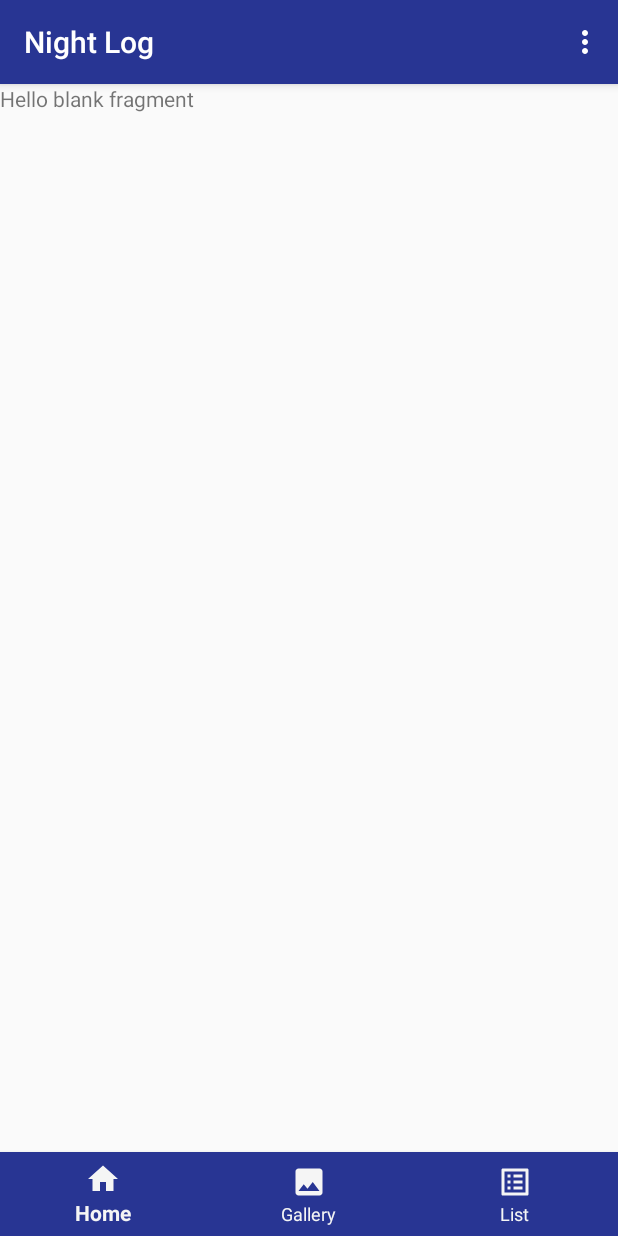
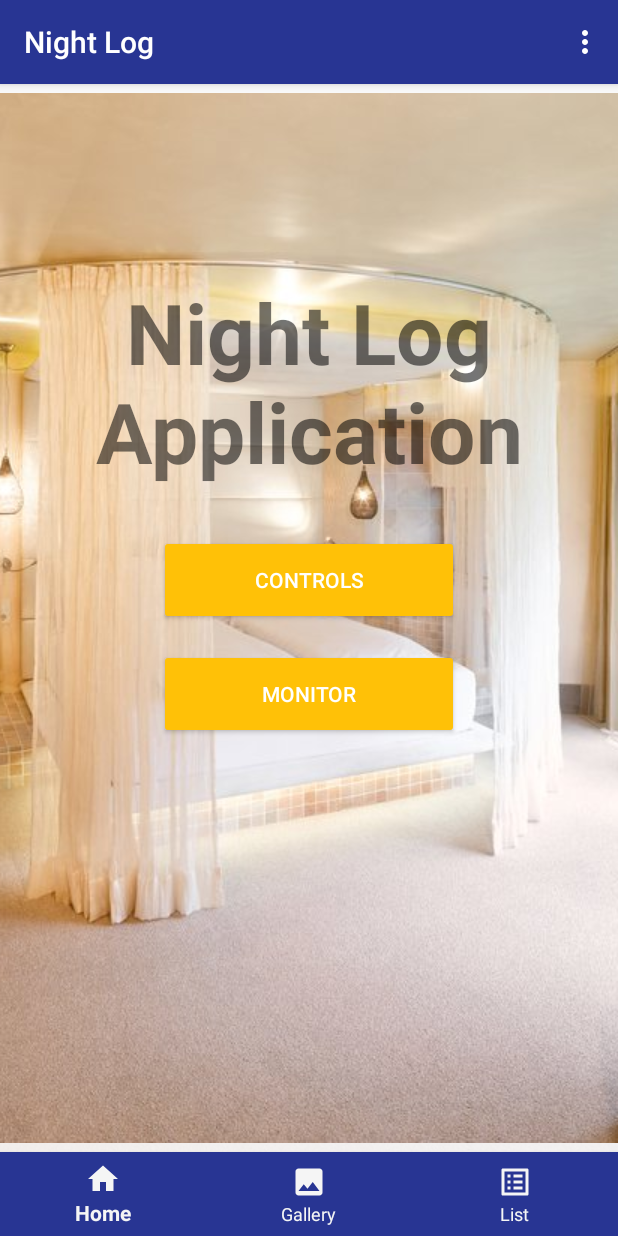
Before and after one commit to like2000/NightLogApp, an Android app: the fragment HomeFragment placed in its activity, on a phone screen of 412 x 824 dp. Run offline under Robolectric (Android 15) with nearby library versions, the phone set to English and light mode, and no system bars; our stand-ins replace data binding.

Commit message:
Refactor layout names; add styling.

```diff
--- a/app/src/main/java/ch/li/k/nightlog/ControlsFragment.java
+++ b/app/src/main/java/ch/li/k/nightlog/ControlsFragment.java
@@ -17,7 +17,6 @@ import androidx.constraintlayout.widget.ConstraintLayout;
 import androidx.fragment.app.Fragment;
 import androidx.lifecycle.ViewModelProvider;
 
-import java.time.Duration;
 import java.time.LocalDate;
 import java.time.LocalDateTime;
 import java.time.LocalTime;
@@ -25,13 +24,13 @@ import java.time.format.DateTimeFormatter;
 import java.time.format.DateTimeParseException;
 import java.util.Locale;
 
-import ch.li.k.nightlog.databinding.ControlsFragmentBinding;
+import ch.li.k.nightlog.databinding.FragmentControlsBinding;
 import ch.li.k.nightlog.stats.StatsViewModel;
 
 public class ControlsFragment extends Fragment implements View.OnFocusChangeListener {
 
     private StatsViewModel viewModel;
-    private ControlsFragmentBinding binding;
+    private FragmentControlsBinding binding;
 
 
     @Override
@@ -44,7 +43,7 @@ public class ControlsFragment extends Fragment implements View.OnFocusChangeList
         // Inflate the layout for this fragment
 //        return inflater.inflate(R.layout.fragment_controls, container, false);
 
-        binding = ControlsFragmentBinding.inflate(inflater, container, false);
+        binding = FragmentControlsBinding.inflate(inflater, container, false);
         viewModel = new ViewModelProvider(requireActivity()).get(StatsViewModel.class);
 
 //        viewModel.getStop().observe(getViewLifecycleOwner(), localDateTime -> viewModel.computeStop());
--- a/app/src/main/java/ch/li/k/nightlog/HomeFragment.java
+++ b/app/src/main/java/ch/li/k/nightlog/HomeFragment.java
@@ -59,6 +59,6 @@ public class HomeFragment extends Fragment {
     public View onCreateView(LayoutInflater inflater, ViewGroup container,
                              Bundle savedInstanceState) {
         // Inflate the layout for this fragment
-        return inflater.inflate(R.layout.home_fragment, container, false);
+        return inflater.inflate(R.layout.fragment_home, container, false);
     }
 }
--- a/app/src/main/java/ch/li/k/nightlog/monitor/MonitorAdapter.java
+++ b/app/src/main/java/ch/li/k/nightlog/monitor/MonitorAdapter.java
@@ -9,8 +9,8 @@ import androidx.recyclerview.widget.RecyclerView;
 
 import java.util.List;
 
+import ch.li.k.nightlog.databinding.ItemMonitorBinding;
 import ch.li.k.nightlog.stats.StatsModel;
-import ch.li.k.nightlog.databinding.MonitorItemBinding;
 
 public class MonitorAdapter extends RecyclerView.Adapter<MonitorAdapter.MonitorViewHolder> {
 
@@ -20,7 +20,7 @@ public class MonitorAdapter extends RecyclerView.Adapter<MonitorAdapter.MonitorV
     @NonNull
     @Override
     public MonitorViewHolder onCreateViewHolder(@NonNull ViewGroup parent, int viewType) {
-        MonitorItemBinding binding = MonitorItemBinding.inflate(LayoutInflater.from(parent.getContext()), parent, false);
+        ItemMonitorBinding binding = ItemMonitorBinding.inflate(LayoutInflater.from(parent.getContext()), parent, false);
 
         return new MonitorViewHolder(binding);
     }
@@ -57,9 +57,9 @@ public class MonitorAdapter extends RecyclerView.Adapter<MonitorAdapter.MonitorV
     }
 
     public class MonitorViewHolder extends RecyclerView.ViewHolder implements View.OnClickListener {
-        private final MonitorItemBinding binding;
+        private final ItemMonitorBinding binding;
 
-        public MonitorViewHolder(MonitorItemBinding binding) {
+        public MonitorViewHolder(ItemMonitorBinding binding) {
             super(binding.getRoot());
 
             binding.getRoot().setOnClickListener(this);
--- a/app/src/main/java/ch/li/k/nightlog/monitor/MonitorFragment.java
+++ b/app/src/main/java/ch/li/k/nightlog/monitor/MonitorFragment.java
@@ -28,7 +28,7 @@ import java.util.List;
 
 import ch.li.k.lib.DataProvider;
 import ch.li.k.nightlog.R;
-import ch.li.k.nightlog.databinding.MonitorFragmentBinding;
+import ch.li.k.nightlog.databinding.FragmentMonitorBinding;
 import ch.li.k.nightlog.stats.StatsModel;
 import ch.li.k.nightlog.stats.StatsViewModel;
 
@@ -42,7 +42,7 @@ public class MonitorFragment extends Fragment {
     private final List<StatsModel> modelData = new ArrayList<>();
     private final MonitorAdapter adapter = new MonitorAdapter();
 
-    private MonitorFragmentBinding binding;
+    private FragmentMonitorBinding binding;
     private RecyclerView recyclerView;
     private StatsViewModel viewModel;
 
@@ -57,7 +57,7 @@ public class MonitorFragment extends Fragment {
                     Environment.DIRECTORY_DOWNLOADS).toString();
         } else throw new RuntimeException("Incompatible SDK version >= 29");
 
-        binding = MonitorFragmentBinding.inflate(inflater, container, false);
+        binding = FragmentMonitorBinding.inflate(inflater, container, false);
         recyclerView = binding.recyclerView;
 
         return binding.getRoot();
--- a/app/src/main/java/ch/li/k/nightlog/stats/StatsViewModel.java
+++ b/app/src/main/java/ch/li/k/nightlog/stats/StatsViewModel.java
@@ -125,6 +125,8 @@ public class StatsViewModel extends AndroidViewModel {
         LocalDateTime stop = getStop().getValue();
         LocalDateTime start = getStart().getValue();
         Duration duration = Duration.between(start, stop);
+        if (duration.isNegative())
+            duration = duration.plusHours(24);
         getTotal().setValue(String.format(Locale.GERMANY, "%d:%02d:%02d",
                 duration.getSeconds() / 3600, (duration.getSeconds() % 3600) / 60, (duration.getSeconds() % 60)));
     }
--- /dev/null
+++ b/app/src/main/res/drawable/background_0.xml
@@ -0,0 +1,5 @@
+<?xml version="1.0" encoding="utf-8"?>
+<bitmap xmlns:android="http://schemas.android.com/apk/res/android"
+    android:alpha="0.1"
+    android:gravity="center"
+    android:src="@drawable/gams_bed" />
--- /dev/null
+++ b/app/src/main/res/drawable/background_1.xml
@@ -0,0 +1,5 @@
+<?xml version="1.0" encoding="utf-8"?>
+<bitmap xmlns:android="http://schemas.android.com/apk/res/android"
+    android:alpha="1"
+    android:gravity="center"
+    android:src="@drawable/gams_bed" />
--- a/app/src/main/res/layout/content_main.xml
+++ b/app/src/main/res/layout/content_main.xml
@@ -3,6 +3,7 @@
     xmlns:app="http://schemas.android.com/apk/res-auto"
     android:layout_width="match_parent"
     android:layout_height="match_parent"
+    android:background="@drawable/background_0"
     app:layout_behavior="@string/appbar_scrolling_view_behavior">
 
     <!--    <fragment-->
--- /dev/null
+++ b/app/src/main/res/layout/fragment_home.xml
@@ -0,0 +1,54 @@
+<?xml version="1.0" encoding="utf-8"?>
+<layout xmlns:android="http://schemas.android.com/apk/res/android"
+    xmlns:app="http://schemas.android.com/apk/res-auto"
+    xmlns:tools="http://schemas.android.com/tools">
+
+    <data>
+
+    </data>
+
+    <androidx.constraintlayout.widget.ConstraintLayout
+        android:layout_width="match_parent"
+        android:layout_height="match_parent"
+        android:background="@drawable/background_1"
+        tools:context=".HomeFragment">
+
+        <!-- TODO: Update blank fragment layout -->
+
+        <TextView
+            android:id="@+id/textView14"
+            android:layout_width="wrap_content"
+            android:layout_height="wrap_content"
+            android:layout_marginTop="128dp"
+            android:text="Night Log Application"
+            android:textAlignment="center"
+            android:textSize="56sp"
+            android:textStyle="bold"
+            app:layout_constraintEnd_toEndOf="parent"
+            app:layout_constraintStart_toStartOf="parent"
+            app:layout_constraintTop_toTopOf="parent" />
+
+        <Button
+            android:id="@+id/button"
+            style="@style/Widget.AppCompat.Button.Colored"
+            android:layout_width="200dp"
+            android:layout_height="60dp"
+            android:layout_marginTop="32dp"
+            android:text="Controls"
+            app:layout_constraintEnd_toEndOf="parent"
+            app:layout_constraintStart_toStartOf="parent"
+            app:layout_constraintTop_toBottomOf="@+id/textView14" />
+
+        <Button
+            android:id="@+id/button2"
+            style="@style/Widget.AppCompat.Button.Colored"
+            android:layout_width="200dp"
+            android:layout_height="60dp"
+            android:layout_marginTop="16dp"
+            android:text="Monitor"
+            app:layout_constraintEnd_toEndOf="parent"
+            app:layout_constraintStart_toStartOf="parent"
+            app:layout_constraintTop_toBottomOf="@+id/button" />
+
+    </androidx.constraintlayout.widget.ConstraintLayout>
+</layout>
--- a/app/src/main/res/layout/monitor_fragment.xml
+++ b/app/src/main/res/layout/fragment_monitor.xml
@@ -125,7 +125,7 @@
             app:layout_constraintEnd_toEndOf="parent"
             app:layout_constraintStart_toStartOf="parent"
             app:layout_constraintTop_toBottomOf="@+id/linearLayout"
-            tools:listitem="@layout/monitor_item">
+            tools:listitem="@layout/item_monitor">
 
         </androidx.recyclerview.widget.RecyclerView>
 
--- a/app/src/main/res/layout/home_fragment.xml
+++ /dev/null
@@ -1,21 +0,0 @@
-<?xml version="1.0" encoding="utf-8"?>
-<layout xmlns:android="http://schemas.android.com/apk/res/android"
-    xmlns:tools="http://schemas.android.com/tools">
-
-    <data>
-
-    </data>
-
-    <FrameLayout
-        android:layout_width="match_parent"
-        android:layout_height="match_parent"
-        tools:context=".HomeFragment">
-
-        <!-- TODO: Update blank fragment layout -->
-        <TextView
-            android:layout_width="match_parent"
-            android:layout_height="match_parent"
-            android:text="@string/hello_blank_fragment" />
-
-    </FrameLayout>
-</layout>
```
Also changed, not shown: app/src/main/res/drawable/gams_bed.jpg (added), app/src/main/res/layout/fragment_controls.xml (renamed from app/src/main/res/layout/controls_fragment.xml), app/src/main/res/layout/item_monitor.xml (renamed from app/src/main/res/layout/monitor_item.xml).
